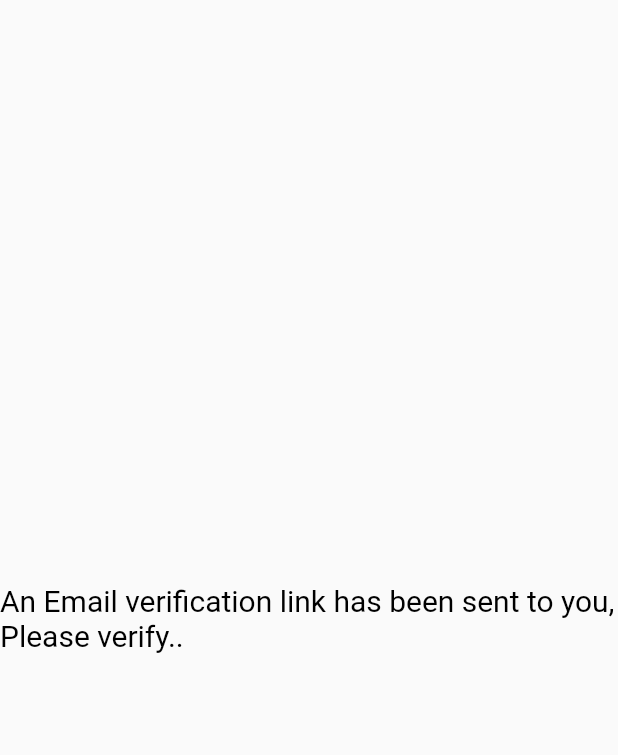
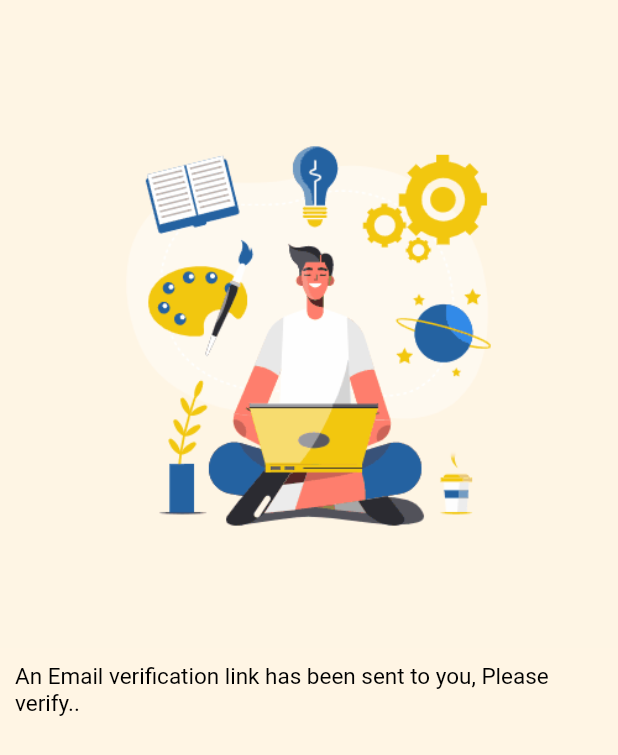
Before and after one commit to brisingr24/Serenity, a Flutter app: the VerifyScreen screen opened directly, on a phone screen of 412 x 824 dp. Shown: the top 755 px of the screen. Run offline on Flutter 3.47's test engine with Material 2 defaults, Android fonts, the phone set to English and light mode, and no system bars; our stand-ins replace animated_bottom_navigation_bar, carousel_slider, cloud_firestore, date_time_picker, firebase_auth, firebase_core and 4 more; missing offline and left inert: circular_menu, flutter_phone_direct_caller, kommunicate_flutter; accounts and stored records are empty; network calls fail.

Commit message:
even more UI changes

```diff
--- a/lib/main.dart
+++ b/lib/main.dart
@@ -1,4 +1,4 @@
-import 'package:envision/screens/splash.dart';
+import 'package:envision/screens/verifyscreen.dart';
 import 'package:envision/sevices/auth.dart';
 import 'package:envision/sevices/pageHost.dart';
 import 'package:firebase_core/firebase_core.dart';
@@ -25,7 +25,7 @@ class MyApp extends StatelessWidget {
       value: AuthService().user,
       initialData: UserModel(),
       child: MaterialApp(
-        home: Splash(),
+        home: VerifyScreen(),
         routes: {
           '/pagehost': (context) => PageHost(),
         },
--- a/lib/screens/splash.dart
+++ b/lib/screens/splash.dart
@@ -50,7 +50,7 @@ class _SplashState extends State<Splash> {
           Container(
             height: 300,
             width: 300,
-            child: Image.asset("images/splash.jpg"),
+            child: Image.asset("images/calm_girl.gif"),
           ),
           const SizedBox(height: 30),
           DefaultTextStyle(
--- a/lib/screens/verifyscreen.dart
+++ b/lib/screens/verifyscreen.dart
@@ -1,9 +1,9 @@
 import 'dart:async';
-  import 'package:envision/screens/mains/home.dart';
+
 import 'package:envision/screens/signup.dart';
 import 'package:envision/sevices/pageHost.dart';
+import 'package:firebase_auth/firebase_auth.dart';
 import 'package:flutter/cupertino.dart';
-import 'package:firebase_auth/firebase_auth.dart';
 import 'package:flutter/material.dart';
 
 class VerifyScreen extends StatefulWidget {
@@ -50,13 +50,25 @@ class _VerifyScreenState extends State<VerifyScreen> {
     });
     return SafeArea(
       child: Scaffold(
-        body: Container(
-          child: Center(
-            child: Text(
-              "An Email verification link has been sent to you, Please verify..",
-              style: TextStyle(fontSize: 20, color: Colors.black),
+        backgroundColor: Color(0xFFFFF5E4),
+        body: Column(
+          children: [
+            SizedBox(
+              height: 20,
             ),
-          ),
+            Image.asset("images/calm_boy.gif"),
+            Container(
+              child: Center(
+                child: Padding(
+                  padding: const EdgeInsets.all(10.0),
+                  child: Text(
+                    "An Email verification link has been sent to you, Please verify..",
+                    style: TextStyle(fontSize: 15, color: Colors.black),
+                  ),
+                ),
+              ),
+            ),
+          ],
         ),
       ),
     );
```
Also changed, not shown: images/calm_boy.gif (added), 2 other files.
